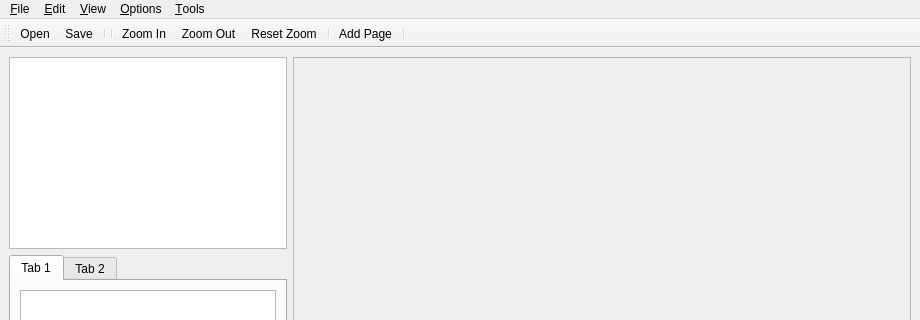
First picture: the form in project/mainwindow.ui, repository giorgio93p/book-embeddings, before the edit; both pictures show x 0 to 920 and y 0 to 320 of the 920 by 720 pixel window.
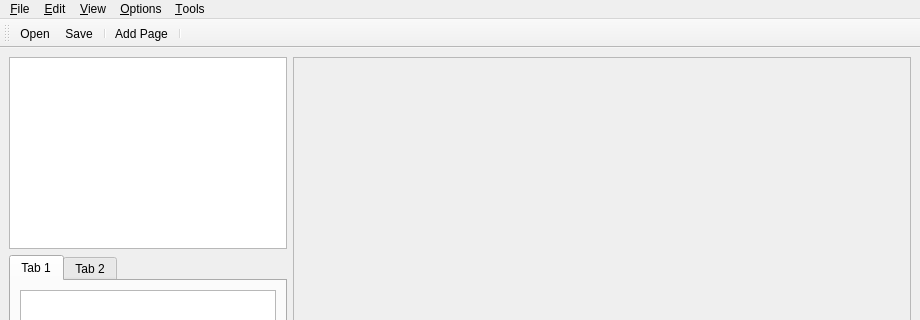
Second picture: the form after the edit. Icons and pictures are not drawn.

Diff of the .ui file:
```diff
--- a/project/mainwindow.ui
+++ b/project/mainwindow.ui
@@ -396,11 +396,6 @@
    <addaction name="actionOpen"/>
    <addaction name="actionSave"/>
    <addaction name="separator"/>
-   <addaction name="separator"/>
-   <addaction name="actionZoom_In"/>
-   <addaction name="actionZoom_Out"/>
-   <addaction name="actionReset_Zoom"/>
-   <addaction name="separator"/>
    <addaction name="actionAddPage"/>
    <addaction name="separator"/>
   </widget>
```
Left out of the diff: 16 changed lines with no effect on the pictures.
